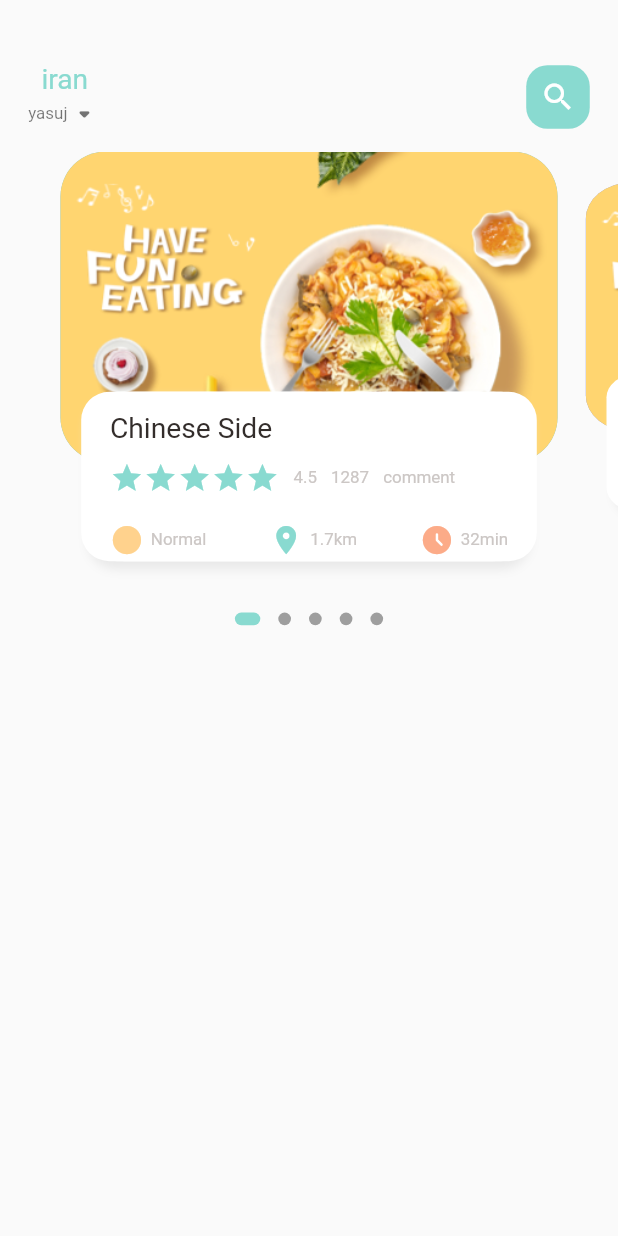
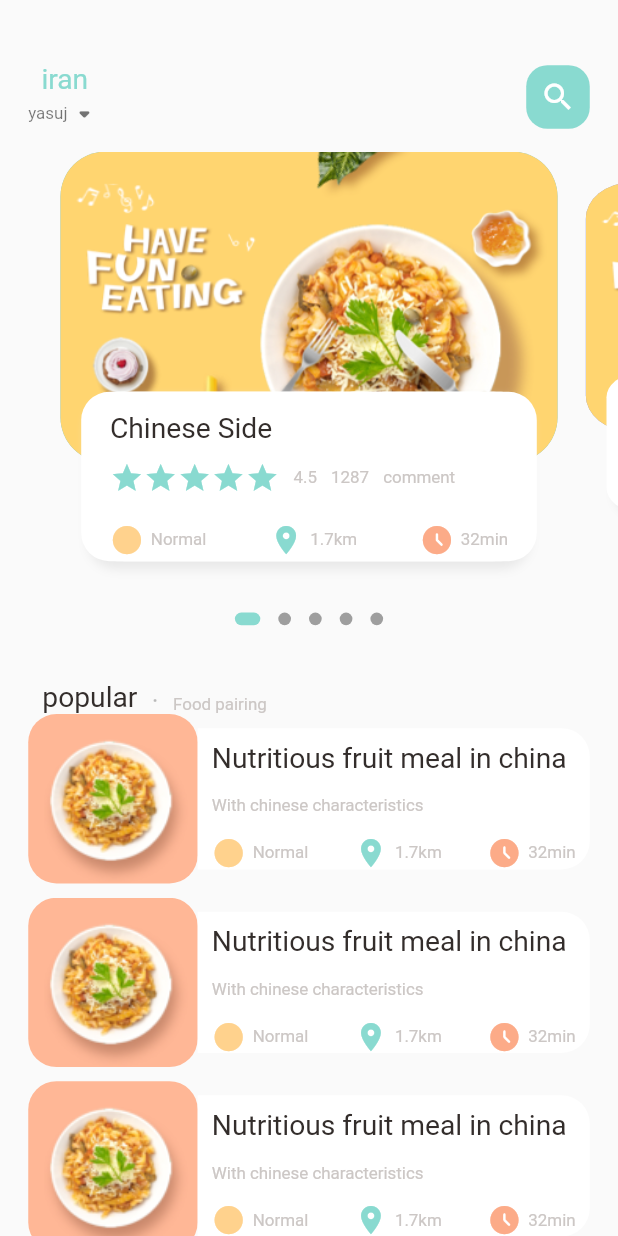
Before and after one commit to AmirMohammad79/food_delivery, a Flutter app: the screen it shows after launch, on a phone screen of 412 x 824 dp. Run offline on Flutter 3.47's test engine with Material 2 defaults, Android fonts, the phone set to English and light mode, and no system bars; drawn by our look-alikes of dots_indicator; our stand-ins replace get; missing offline and left inert: dart:ffi.

Commit message:
add list image and list text section

```diff
--- a/lib/home/food_page_body.dart
+++ b/lib/home/food_page_body.dart
@@ -27,6 +27,7 @@ class _FoodPageBodyState extends State<FoodPageBody> {
       });
     });
   }
+
   @override
   void dispose() {
     super.dispose();
@@ -37,6 +38,7 @@ class _FoodPageBodyState extends State<FoodPageBody> {
   Widget build(BuildContext context) {
     return Column(
       children: [
+        //slider section
         Container(
           height: Dimensions.pageView,
           child: PageView.builder(
@@ -47,17 +49,118 @@ class _FoodPageBodyState extends State<FoodPageBody> {
             },
           ),
         ),
+        // dots
         DotsIndicator(
           dotsCount: 5,
           position: _currPageValue,
           decorator: DotsDecorator(
             activeColor: AppColors.mainColor,
-            size:  Size.square(Dimensions.dotsIndicator9),
-            activeSize:  Size(Dimensions.dotsIndicator18, Dimensions.dotsIndicator9),
+            size: Size.square(Dimensions.dotsIndicator9),
+            activeSize:
+                Size(Dimensions.dotsIndicator18, Dimensions.dotsIndicator9),
             activeShape: RoundedRectangleBorder(
                 borderRadius: BorderRadius.circular(5.0)),
           ),
+        ),
+        //popular text
+        SizedBox(
+          height: Dimensions.height30,
+        ),
+        Container(
+          margin: EdgeInsets.only(left: Dimensions.width30),
+          child: Row(
+            crossAxisAlignment: CrossAxisAlignment.end,
+            children: [
+              BigText(text: "popular"),
+              SizedBox(
+                width: Dimensions.width10,
+              ),
+              Container(
+                margin: const EdgeInsets.only(bottom: 3),
+                child: BigText(text: ".", color: Colors.black26),
+              ),
+              SizedBox(
+                width: Dimensions.width10,
+              ),
+              Container(
+                margin: const EdgeInsets.only(top: 2),
+                child: SmallText(text: "Food pairing"),
+              ),
+            ],
+          ),
+        ),
+        //List of food and image
+        ListView.builder(
+            physics: NeverScrollableScrollPhysics(),
+            shrinkWrap: true,
+            itemCount: 10,
+            itemBuilder: (context, index) {
+              return Container(
+                margin: EdgeInsets.only(
+                    left: Dimensions.width20,
+                    right: Dimensions.width20,
+                    bottom: Dimensions.height10),
+                child: Row(
+                  children: [
+                    //image section
+                    Container(
+                      height: Dimensions.listViewImageSize,
+                      width: Dimensions.listViewImageSize,
+                      decoration: BoxDecoration(
+                          color: Colors.white38,
+                          borderRadius:
+                              BorderRadius.circular(Dimensions.radius20),
+                          image: DecorationImage(
+                              fit: BoxFit.cover,
+                              image: AssetImage(
+                                "assets/image/food12.png",
+                              ))),
+                    ),
+                    //text container
+                    Expanded(
+                      child: Container(
+                        height: Dimensions.listViewTextCountSize,
+                        decoration: BoxDecoration(
+                          color: Colors.white,
+                          borderRadius: BorderRadius.only(
+                            topRight: Radius.circular(Dimensions.radius20),
+                            bottomRight: Radius.circular(Dimensions.radius20),
+                          ),
+                        ),
+                        child: Padding(
+                          padding: EdgeInsets.only(left:Dimensions.width10 , right: Dimensions.width10 , top: Dimensions.height10),
+                          child: Column(
+                            mainAxisAlignment: MainAxisAlignment.spaceBetween,
+                            crossAxisAlignment: CrossAxisAlignment.start,
+                            children: [
+                              BigText(text: "Nutritious fruit meal in china") ,
+                              SmallText(text: "With chinese characteristics"),
+                              Row(
+                                mainAxisAlignment: MainAxisAlignment.spaceBetween,
+                                children: [
+                                  IconAndTextWidget(
+                                      text: "Normal",
+                                      iconColor: AppColors.iconColor1,
+                                      icon: Icons.circle_sharp),
+                                  IconAndTextWidget(
+                                      text: "1.7km",
+                                      iconColor: AppColors.mainColor,
+                                      icon: Icons.location_on),
+                                  IconAndTextWidget(
+                                      text: "32min",
+                                      iconColor: AppColors.iconColor2,
+                                      icon: Icons.access_time_filled_rounded),
+                                ],
                               )
+                            ],
+                          ),
+                        ),
+                      ),
+                    )
+                  ],
+                ),
+              );
+            })
       ],
     );
   }
@@ -94,7 +197,8 @@ class _FoodPageBodyState extends State<FoodPageBody> {
         children: [
           Container(
             height: Dimensions.pageViewContainer,
-            margin:  EdgeInsets.only(left: Dimensions.width10, right: Dimensions.width10),
+            margin: EdgeInsets.only(
+                left: Dimensions.width10, right: Dimensions.width10),
             decoration: BoxDecoration(
               borderRadius: BorderRadius.circular(30),
               color: index.isEven
@@ -110,7 +214,10 @@ class _FoodPageBodyState extends State<FoodPageBody> {
             alignment: Alignment.bottomCenter,
             child: Container(
               height: Dimensions.pageViewTextContainer,
-              margin:  EdgeInsets.only(left: Dimensions.width30, right:Dimensions.width30 , bottom:Dimensions.height30),
+              margin: EdgeInsets.only(
+                  left: Dimensions.width30,
+                  right: Dimensions.width30,
+                  bottom: Dimensions.height30),
               decoration: BoxDecoration(
                   borderRadius: BorderRadius.circular(Dimensions.radius20),
                   color: Colors.white,
@@ -123,7 +230,10 @@ class _FoodPageBodyState extends State<FoodPageBody> {
                     BoxShadow(color: Colors.white, offset: Offset(5, 0))
                   ]),
               child: Container(
-                padding:  EdgeInsets.only(top: Dimensions.height15, left: Dimensions.width15, right:Dimensions.width15 ),
+                padding: EdgeInsets.only(
+                    top: Dimensions.height15,
+                    left: Dimensions.width15,
+                    right: Dimensions.width15),
                 child: Column(
                   crossAxisAlignment: CrossAxisAlignment.start,
                   children: [
@@ -147,7 +257,7 @@ class _FoodPageBodyState extends State<FoodPageBody> {
                         ),
                         SmallText(text: "4.5"),
                         SizedBox(
-                          width:Dimensions.width10 ,
+                          width: Dimensions.width10,
                         ),
                         SmallText(text: "1287"),
                         SizedBox(
--- a/lib/utils/dimensions.dart
+++ b/lib/utils/dimensions.dart
@@ -14,6 +14,7 @@ static double height20= screenHeight /43.771;
 static double height30 = screenHeight /29.180;
 static double height45 = screenHeight /19.453;
 
+
 // dynamic width and padding and margin
   static double width5 = screenHeight /175.085;
   static double width10 = screenHeight /87.542;
@@ -26,6 +27,7 @@ static double height45 = screenHeight /19.453;
   static double font20= screenHeight /43.771;
   static double font12= screenHeight /72.952;
 
+
   // dynamic icons size
   static double iconSize24= screenHeight /36.476;
 
@@ -36,4 +38,7 @@ static double height45 = screenHeight /19.453;
   // dynamic DotsIndicator
   static double dotsIndicator9 = screenHeight /97.269;
   static double dotsIndicator18 = screenHeight /48.634;
+  // listView Image Size
+ static double listViewImageSize =  screenHeight / 7.295;
+ static double listViewTextCountSize =   screenHeight /8.7542;
 }
```
Lines whose indentation alone changed are shown as unchanged.
